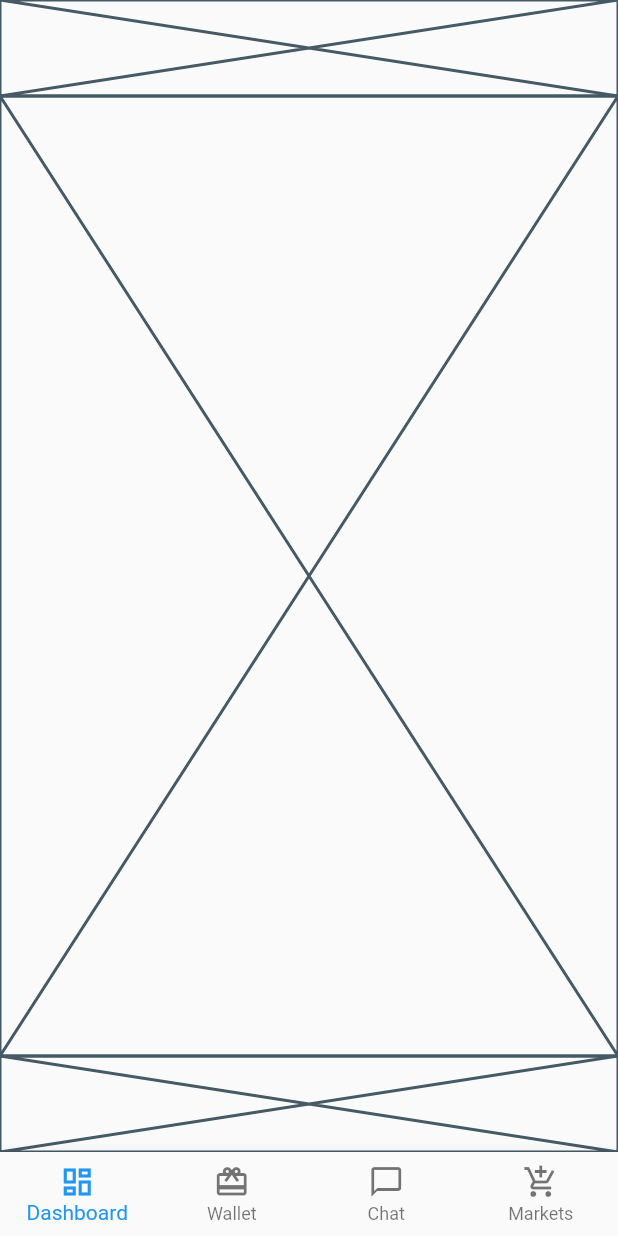
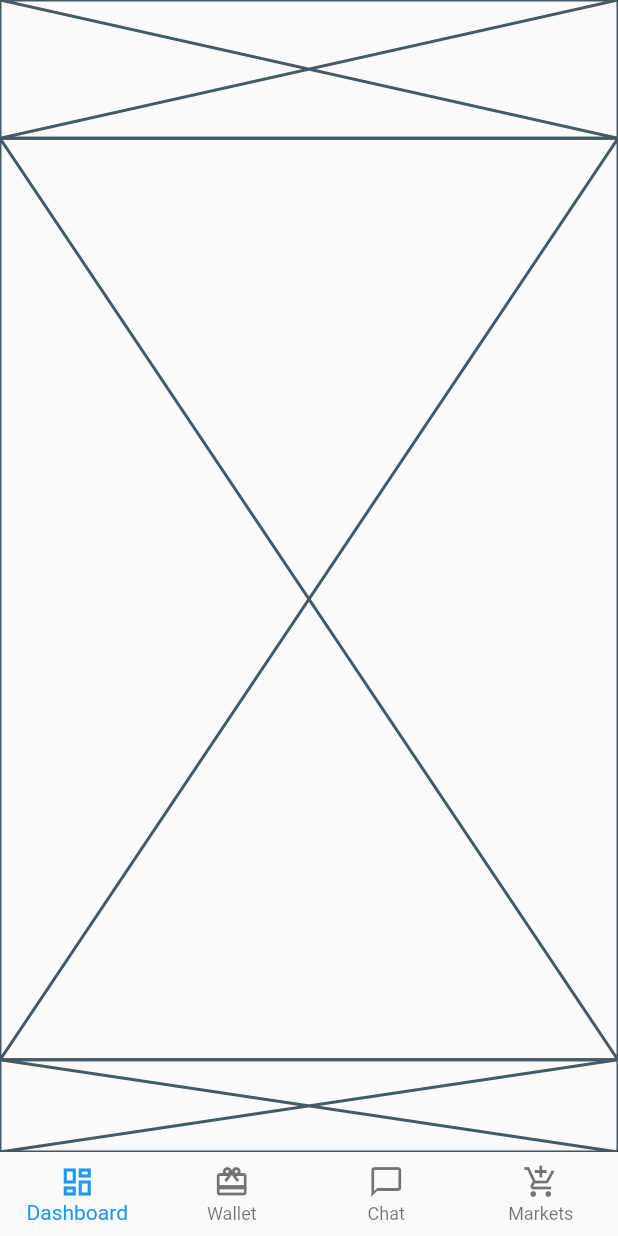
Before and after one commit to JAICHANGPARK/flutter_notebook_12th_story, a Flutter app: the screen it shows after launch, on a phone screen of 412 x 824 dp. Run offline on Flutter 3.47's test engine with Material 2 defaults, Android fonts, the phone set to English and light mode, and no system bars; our stand-ins replace fl_chart, get, google_fonts, line_icons, percent_indicator, smooth_page_indicator; missing offline and left inert: bezier_chart, xlive_switch.

Commit message:
Update crypto_home_page.dart

```diff
--- a/lib/ep781_crypto_exchange_app/ui/crypto_home_page.dart
+++ b/lib/ep781_crypto_exchange_app/ui/crypto_home_page.dart
@@ -11,14 +11,16 @@ class _CryptoExchangeHomePageState extends State<CryptoExchangeHomePage> {
   @override
   Widget build(BuildContext context) {
     return Scaffold(
-      body: Column(
-        crossAxisAlignment: CrossAxisAlignment.start,
-        children: [
-          Expanded(child: Placeholder(), flex: 2,),
-          Expanded(child: Placeholder(), flex: 20,),
-          Expanded(child: Placeholder(),flex: 2,),
+      body: SafeArea(
+        child: Column(
+          crossAxisAlignment: CrossAxisAlignment.start,
+          children: [
+            Expanded(child: Placeholder(), flex: 3,),
+            Expanded(child: Placeholder(), flex: 20,),
+            Expanded(child: Placeholder(),flex: 2,),
 
-        ],
+          ],
+        ),
       ),
       bottomNavigationBar: BottomNavigationBar(
         type: BottomNavigationBarType.fixed,
```
